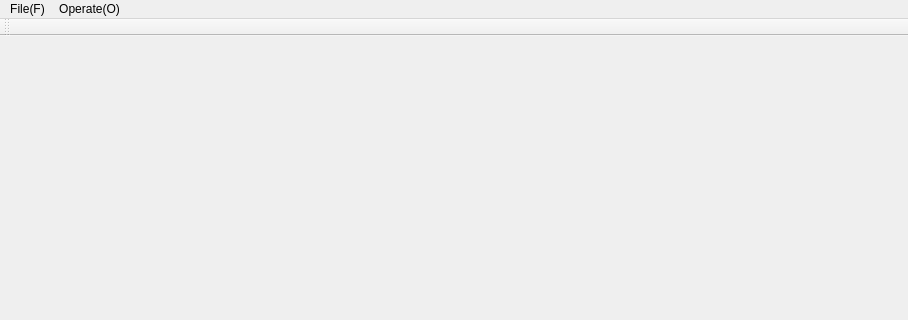
Qt form mainwindow.ui (FZHBW/QtRsImage) before a commit; both pictures show x 0 to 908 and y 0 to 320 of the 908 by 702 pixel window.
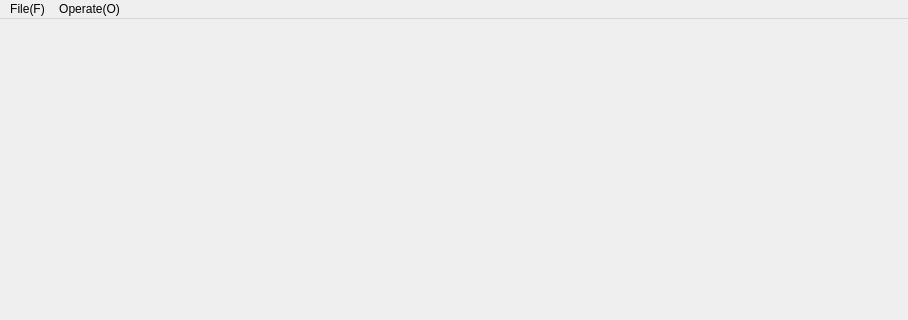
The same form after that commit.

Patch:
```diff
--- a/mainwindow.ui
+++ b/mainwindow.ui
@@ -62,14 +62,6 @@
    <addaction name="menuwenjian"/>
    <addaction name="menuOperate_O"/>
   </widget>
-  <widget class="QToolBar" name="mainToolBar">
-   <attribute name="toolBarArea">
-    <enum>TopToolBarArea</enum>
-   </attribute>
-   <attribute name="toolBarBreak">
-    <bool>false</bool>
-   </attribute>
-  </widget>
   <widget class="QStatusBar" name="statusBar"/>
   <action name="actionqoiwe">
    <property name="text">
```
Left out of the diff: 8 changed lines with no effect on the pictures.
